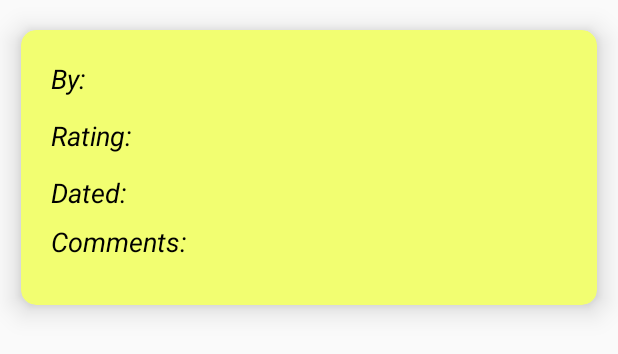
After one commit to shruti9619/WorkforceAnalyser, an Android app: the layout layout_user_item.xml on its own in the app's theme, with its tools: preview values and no code run, on a phone screen of 412 x 824 dp. The commit adds this screen. Shown: the top 354 px of the screen. Run offline under Robolectric (Android 15) with nearby library versions, the phone set to English and light mode, and no system bars.

```diff
--- a/app/build.gradle
+++ b/app/build.gradle
@@ -31,6 +31,8 @@ dependencies {
     compile "com.google.firebase:firebase-auth:9.0.2"
     compile 'com.google.firebase:firebase-core:9.0.2'
     compile 'com.google.firebase:firebase-database:9.0.2'
+    compile 'com.android.support:recyclerview-v7:25.1.0'
+    compile 'com.android.support:cardview-v7:25.1.0'
     testCompile 'junit:junit:4.12'
 }
 apply plugin: 'com.google.gms.google-services'
--- a/app/src/main/res/layout/activity_dash_board.xml
+++ b/app/src/main/res/layout/activity_dash_board.xml
@@ -44,5 +44,9 @@
                 android:layout_height="50px" android:id="@+id/textView" android:textStyle="bold"
                 android:textSize="40px" android:textAlignment="center"
                 android:textColor="@color/white" android:layout_weight="0.06" android:padding="10px"/>
+        <TextView
+                android:text="TextView"
+                android:layout_width="match_parent"
+                android:layout_height="wrap_content" android:id="@+id/ratingtext" android:layout_weight="0.06"/>
     </LinearLayout>
 </RelativeLayout>
--- /dev/null
+++ b/app/src/main/res/layout/layout_user_item.xml
@@ -0,0 +1,56 @@
+<?xml version="1.0" encoding="utf-8"?>
+<android.support.v7.widget.CardView
+        xmlns:android="http://schemas.android.com/apk/res/android"
+        xmlns:card_view="http://schemas.android.com/apk/res-auto"
+        android:layout_width="match_parent"
+        android:layout_height="wrap_content"
+        android:orientation="horizontal"
+        card_view:cardCornerRadius="10dp"
+        card_view:cardUseCompatPadding="true"
+        android:background="@color/colorPrimaryDark"
+        card_view:cardBackgroundColor="?attr/colorAccent" card_view:cardElevation="11dp">
+    <RelativeLayout
+            android:layout_width="match_parent"
+            android:background="?android:selectableItemBackground" android:padding="10px" android:layout_margin="10px"
+            android:minHeight="170dp" android:layout_height="170dp">
+        <TextView android:id="@+id/tvempname"
+                  android:layout_width="match_parent"
+                  android:layout_height="wrap_content"
+                  android:layout_margin="5dp"
+                  android:text="By: "
+                  android:textColor="@android:color/black"
+                  android:textSize="18sp" android:textStyle="normal|italic" android:padding="2px"/>
+        <TextView android:id="@+id/tvrating"
+                  android:layout_width="match_parent"
+                  android:layout_height="wrap_content"
+                  android:layout_margin="5dp"
+                  android:layout_below="@+id/tvempname"
+                  android:text="Rating: "
+                  android:textColor="@android:color/black"
+                  android:textSize="18sp" android:textStyle="normal|italic" android:padding="2px"/>
+        <TextView android:id="@+id/tvdate"
+                  android:layout_width="match_parent"
+                  android:layout_height="wrap_content"
+                  android:layout_below="@+id/tvrating"
+                  android:layout_margin="5dp"
+                  android:text="Dated: "
+                  android:textColor="@android:color/black"
+                  android:textSize="18sp" android:textStyle="normal|italic" android:padding="2px"/>
+        <TextView android:id="@+id/tvmsg"
+                  android:layout_width="match_parent"
+                  android:layout_height="wrap_content"
+                  android:text="Comments: "
+                  android:textColor="@android:color/black"
+                  android:textSize="18sp" android:layout_marginLeft="5dp" android:layout_marginRight="5dp"
+                  android:layout_below="@+id/tvdate" android:layout_alignParentStart="true"
+                  android:textStyle="normal|italic" android:padding="2px"/>
+        <TextView android:id="@+id/tvempemail"
+                  android:layout_width="match_parent"
+                  android:layout_height="wrap_content"
+                  android:layout_below="@+id/tvmsg"
+                  android:text="Contact: "
+                  android:layout_margin="5dp"
+                  android:textColor="@android:color/black"
+                  android:textSize="18sp" android:textStyle="normal|italic" android:padding="2px"/>
+    </RelativeLayout>
+</android.support.v7.widget.CardView>
```
Also changed, not shown: app/src/main/java/com/learn/shruti/workforceanalysis/DashBoardActivity.java (+75 -0 lines), app/src/main/java/com/learn/shruti/workforceanalysis/Model/Review.java (added, +29 -0 lines), app/src/main/res/layout/activity_show_feedback.xml (+15 -1 lines).
